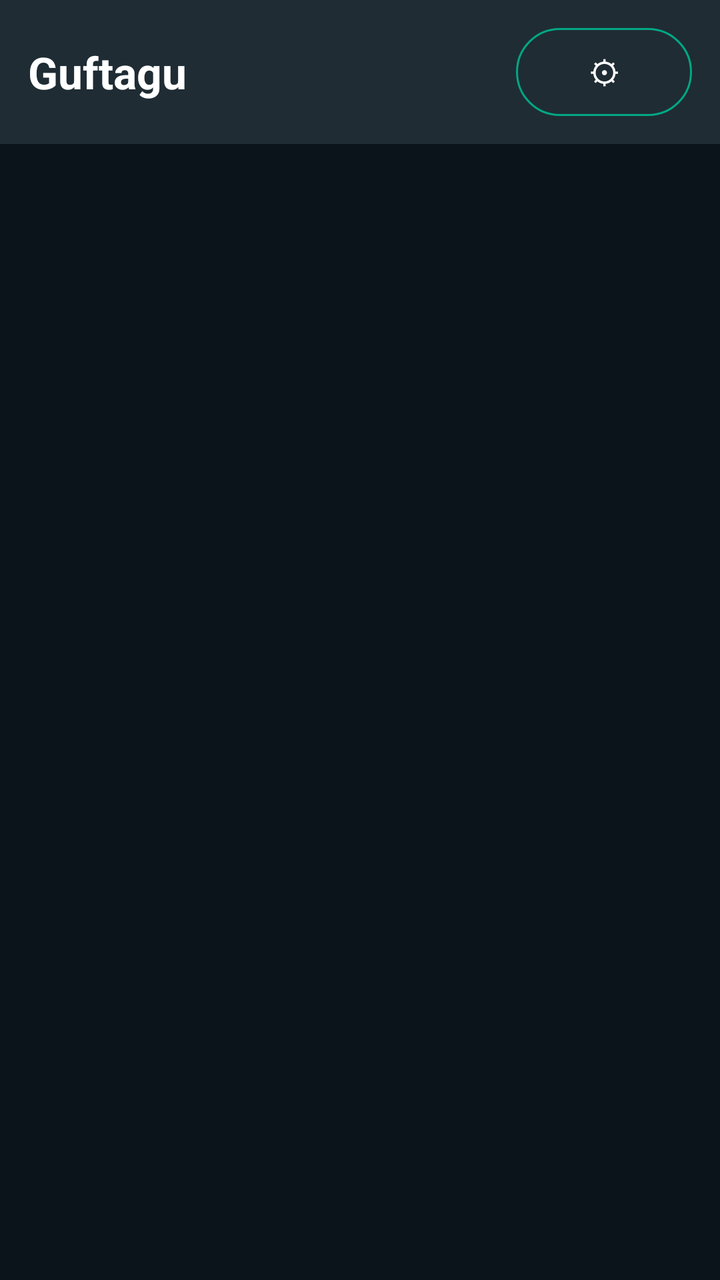
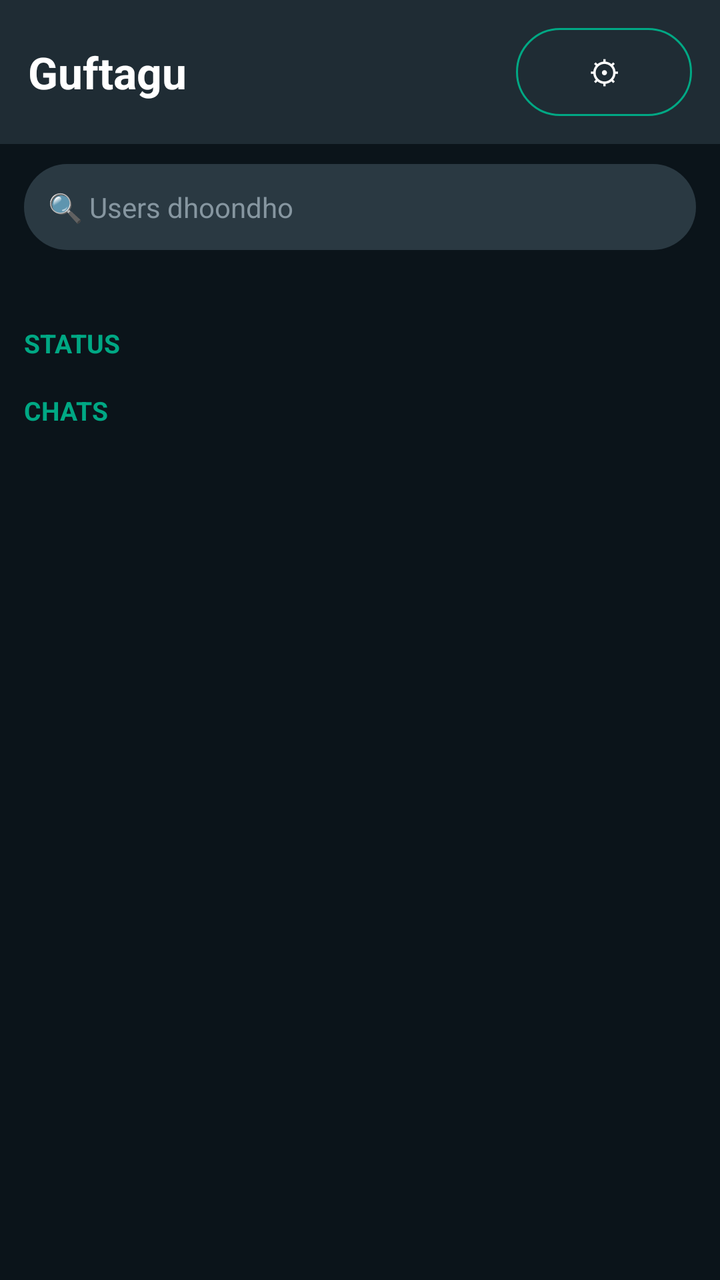

Screens rendered from an Android XML layout before and after an edit, with the pre-edit source and the edit as a unified diff.
<!-- AndroidManifest.xml: application theme android:Theme.Material.NoActionBar -->
<!-- res/layout/activity_home.xml -->
<?xml version="1.0" encoding="utf-8"?>
<LinearLayout xmlns:android="http://schemas.android.com/apk/res/android"
    android:layout_width="match_parent" android:layout_height="match_parent"
    android:background="@drawable/bg_app" android:orientation="vertical">

    <LinearLayout
        android:layout_width="match_parent" android:layout_height="wrap_content"
        android:background="@drawable/bg_header" android:gravity="center_vertical"
        android:orientation="horizontal" android:padding="14dp">

        <TextView
            android:layout_width="0dp" android:layout_height="wrap_content"
            android:layout_weight="1" android:text="Guftagu"
            android:textColor="#FFFFFF" android:textSize="22sp" android:textStyle="bold" />

        <Button
            android:id="@+id/btnAdmin"
            android:layout_width="wrap_content" android:layout_height="44dp"
            android:background="@drawable/bg_btn_ghost" android:paddingLeft="14dp"
            android:paddingRight="14dp" android:text="Admin"
            android:textColor="#00A884" android:textSize="14sp"
            android:visibility="gone" />

        <Button
            android:id="@+id/btnSettings"
            android:layout_width="wrap_content" android:layout_height="44dp"
            android:layout_marginLeft="8dp" android:background="@drawable/bg_btn_ghost"
            android:paddingLeft="14dp" android:paddingRight="14dp" android:text="⚙"
            android:textColor="#FFFFFF" android:textSize="16sp" />
    </LinearLayout>

    <TextView
        android:id="@+id/tvBroadcast"
        android:layout_width="match_parent" android:layout_height="wrap_content"
        android:background="#005C4B" android:padding="10dp"
        android:textColor="#FFFFFF" android:textSize="14sp" android:visibility="gone" />

    <TextView
        android:id="@+id/tvHomeStatus"
        android:layout_width="match_parent" android:layout_height="wrap_content"
        android:paddingLeft="16dp" android:paddingRight="16dp" android:paddingTop="10dp"
        android:text="" android:textColor="#8696A0" android:textSize="13sp" />

    <ScrollView
        android:layout_width="match_parent" android:layout_height="match_parent">
        <LinearLayout
            android:id="@+id/chatList"
            android:layout_width="match_parent" android:layout_height="wrap_content"
            android:orientation="vertical" android:padding="12dp" />
    </ScrollView>
</LinearLayout>
<!-- resources referenced by this layout -->
<resources>
  <!-- drawable bg_app (drawable) -->
  <?xml version="1.0" encoding="utf-8"?>
  <shape xmlns:android="http://schemas.android.com/apk/res/android" android:shape="rectangle">
      <solid android:color="#0B141A" />
  </shape>
  <!-- drawable bg_btn_ghost (drawable) -->
  <?xml version="1.0" encoding="utf-8"?>
  <shape xmlns:android="http://schemas.android.com/apk/res/android" android:shape="rectangle">
      <corners android:radius="24dp" />
      <stroke android:width="1dp" android:color="#00A884" />
      <solid android:color="#00000000" />
  </shape>
  <!-- drawable bg_header (drawable) -->
  <?xml version="1.0" encoding="utf-8"?>
  <shape xmlns:android="http://schemas.android.com/apk/res/android" android:shape="rectangle">
      <solid android:color="#1F2C34" />
  </shape>
</resources>

<!-- the commit's change to res/layout/activity_home.xml (unified diff, before → after) -->
@@ -35,17 +35,44 @@
         android:background="#005C4B" android:padding="10dp"
         android:textColor="#FFFFFF" android:textSize="14sp" android:visibility="gone" />
 
+    <EditText
+        android:id="@+id/etSearch"
+        android:layout_width="match_parent" android:layout_height="wrap_content"
+        android:layout_marginLeft="12dp" android:layout_marginRight="12dp"
+        android:layout_marginTop="10dp" android:background="@drawable/bg_input"
+        android:hint="🔍 Users dhoondho" android:inputType="text"
+        android:padding="12dp" android:singleLine="true" android:textColor="#FFFFFF"
+        android:textColorHint="#8696A0" android:textSize="14sp" />
+
     <TextView
         android:id="@+id/tvHomeStatus"
         android:layout_width="match_parent" android:layout_height="wrap_content"
-        android:paddingLeft="16dp" android:paddingRight="16dp" android:paddingTop="10dp"
+        android:paddingLeft="16dp" android:paddingRight="16dp" android:paddingTop="8dp"
         android:text="" android:textColor="#8696A0" android:textSize="13sp" />
 
     <ScrollView
         android:layout_width="match_parent" android:layout_height="match_parent">
         <LinearLayout
-            android:id="@+id/chatList"
             android:layout_width="match_parent" android:layout_height="wrap_content"
-            android:orientation="vertical" android:padding="12dp" />
+            android:orientation="vertical" android:padding="12dp">
+
+            <TextView
+                android:layout_width="wrap_content" android:layout_height="wrap_content"
+                android:text="STATUS" android:textColor="#00A884"
+                android:textSize="13sp" android:textStyle="bold" />
+            <LinearLayout
+                android:id="@+id/statusList"
+                android:layout_width="match_parent" android:layout_height="wrap_content"
+                android:orientation="vertical" />
+
+            <TextView
+                android:layout_width="wrap_content" android:layout_height="wrap_content"
+                android:layout_marginTop="16dp" android:text="CHATS"
+                android:textColor="#00A884" android:textSize="13sp" android:textStyle="bold" />
+            <LinearLayout
+                android:id="@+id/chatList"
+                android:layout_width="match_parent" android:layout_height="wrap_content"
+                android:orientation="vertical" />
+        </LinearLayout>
     </ScrollView>
 </LinearLayout>
<!-- resource entries referenced after the edit -->
@@ -17,5 +17,11 @@
   <shape xmlns:android="http://schemas.android.com/apk/res/android" android:shape="rectangle">
       <solid android:color="#1F2C34" />
   </shape>
+  <!-- drawable bg_input (drawable) -->
+  <?xml version="1.0" encoding="utf-8"?>
+  <shape xmlns:android="http://schemas.android.com/apk/res/android" android:shape="rectangle">
+      <corners android:radius="24dp" />
+      <solid android:color="#2A3942" />
+  </shape>
 </resources>
 
